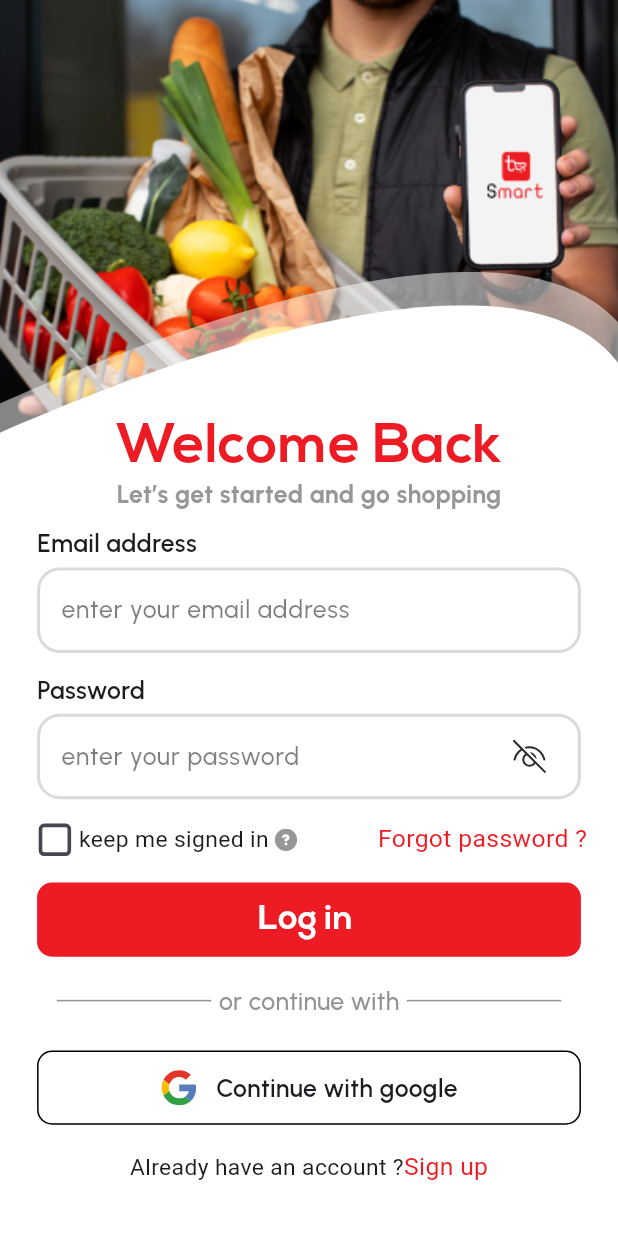
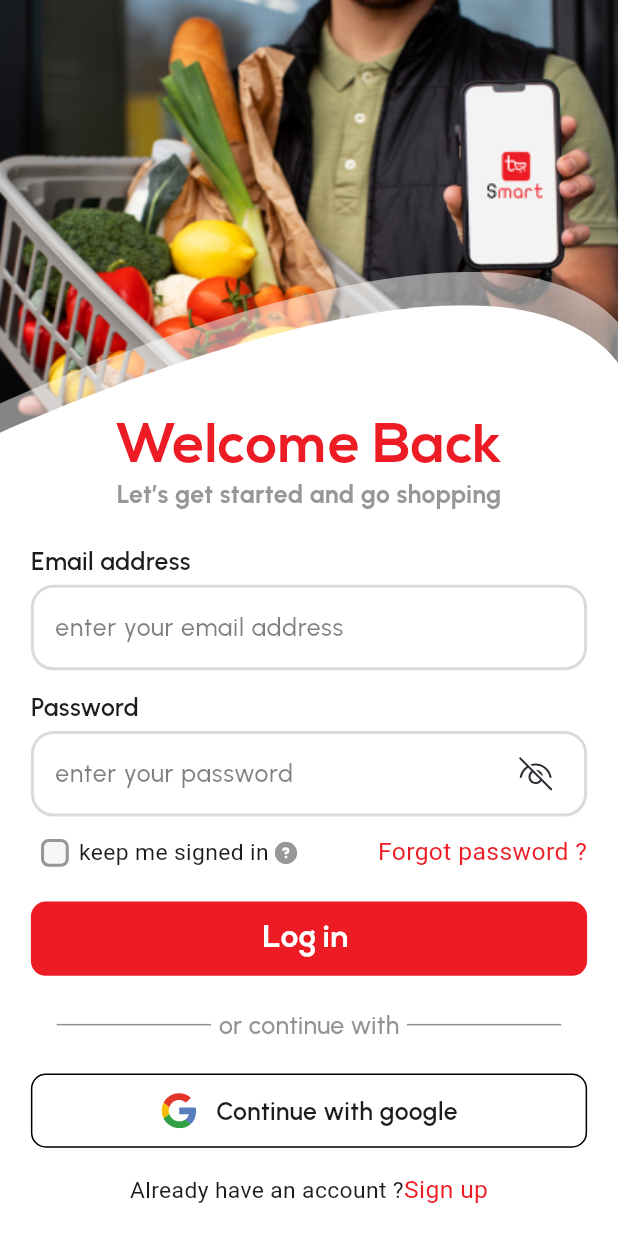
Before and after one commit to AmiraElrefaee/smart-mart-, a Flutter app: the screen it shows after launch, after a tap on "Next", after a tap on "Skip", on a phone screen of 412 x 824 dp. Run offline on Flutter 3.47's test engine with Material 3 defaults, Android fonts, the light colour scheme and no system bars; our stand-ins replace flutter_svg, font_awesome_flutter, go_router.

Commit message:
finsih modify the design to be responsive

```diff
--- a/lib/features/login/presentation/views/widgets/custom_botton.dart
+++ b/lib/features/login/presentation/views/widgets/custom_botton.dart
@@ -7,34 +7,31 @@ import '../../../../../utils/styles.dart';
 
 class CustomBotton extends StatelessWidget {
   const CustomBotton({super.key,
-    required this.top,
+
     required this.text,
     required this.background,
-    required this.colorText});
-final double top;
+    required this.colorText, required this.screenHeight, required this.screenWidth});
+  final double screenHeight;
+  final double screenWidth;
 final String text;
 final Color background;
 final Color colorText;
   @override
   Widget build(BuildContext context) {
-    return Positioned(
-      width: MediaQuery.of(context).size.width,
-      top: MediaQuery.of(context).size.height * top,
-      child: InkWell(
+    return InkWell(
       onTap: (){},
       child: Container(
           alignment: Alignment.center,
           height: MediaQuery.of(context).size.height * .06,
-            margin: EdgeInsets.all(MediaQuery.of(context).size.height * .03),
+
           decoration: BoxDecoration(
               color: background,
               borderRadius: BorderRadius.circular(10)
           ),
           child: Text(text, style:
           Styles.NexaBold24.copyWith(color: colorText,
-            fontSize: MediaQuery.of(context).size.width*.055
+          fontSize: MediaQuery.of(context).size.width*.05
           ),)),
-      ),
     );
   }
 }
--- a/lib/features/login/presentation/views/widgets/custom_check_box.dart
+++ b/lib/features/login/presentation/views/widgets/custom_check_box.dart
@@ -7,8 +7,9 @@ import 'custom_side_text.dart';
 import 'custom_text_botton.dart';
 
 class CustomCheckBox extends StatefulWidget {
-  const CustomCheckBox ({super.key});
-
+  const CustomCheckBox ({super.key, required this.screenHeight, required this.screenWidth});
+  final double screenHeight;
+  final double screenWidth;
   @override
   State<CustomCheckBox> createState() => _CustomCheckBoxState();
 }
@@ -17,29 +18,25 @@ class _CustomCheckBoxState extends State<CustomCheckBox> {
   bool isChecked=false;
   @override
   Widget build(BuildContext context) {
-    return  Positioned(
-    width: MediaQuery.of(context).size.width,
-  top: MediaQuery.of(context).size.height * .65,
-  child: Padding(
-  padding:  EdgeInsets.only(
-  right: MediaQuery.of(context).size.width*.05
-  ,left: MediaQuery.of(context).size.width*.05,
-      top:  MediaQuery.of(context).size.height*.01,
-    bottom:  MediaQuery.of(context).size.height*.09
-  ),
-  child: Row(
+    return  Row(
     mainAxisAlignment: MainAxisAlignment.center,
     children: [
     Transform.scale(
-    scale: 1.2,
+      scale: MediaQuery.of(context).size.width*.0025,
       child: Checkbox(
 
-      focusColor: kColor,
-      activeColor: kColor,
-      hoverColor: kColor,
-
+        side: BorderSide(
+          color: isChecked ? kColor : kcolor3, // Change border color
+          width: 2, // Border width
+        ),
+        fillColor: WidgetStateProperty.resolveWith((states) {
+          if (states.contains(WidgetState.selected)) {
+            return kColor; // Background when selected
+          }
+          return Color(0xffF7F7F7); // Background when unselected
+        }),
         shape: RoundedRectangleBorder( // Custom shape
-        borderRadius: BorderRadius.circular(3),
+          borderRadius: BorderRadius.circular(5),
         ),
         visualDensity: VisualDensity(horizontal: -4.0, vertical: -4.0),
       value: isChecked, // Current state of the checkbox
@@ -67,8 +64,6 @@ class _CustomCheckBoxState extends State<CustomCheckBox> {
 
       CustomTextBottom( text: 'Forgot password ?',)
 
-  ],),
-  ),
-  );
+    ],);
   }
 }
--- a/lib/features/login/presentation/views/widgets/custom_form.dart
+++ b/lib/features/login/presentation/views/widgets/custom_form.dart
@@ -2,17 +2,26 @@ import 'package:flutter/cupertino.dart';
 import 'package:flutter/material.dart';
 import 'package:flutter/widgets.dart';
 import 'package:font_awesome_flutter/font_awesome_flutter.dart';
+import 'package:smart_mart/features/login/presentation/views/widgets/section_bottons.dart';
+import 'package:smart_mart/features/login/presentation/views/widgets/section_google_botton.dart';
+import 'package:smart_mart/features/login/presentation/views/widgets/separate_line_section.dart';
 import 'package:smart_mart/features/login/presentation/views/widgets/side_title_section.dart';
 import 'package:smart_mart/utils/styles.dart';
 
+import '../../../../../const.dart';
+import 'custom_botton.dart';
+import 'custom_check_box.dart';
+import 'custom_side_text.dart';
+import 'custom_text_botton.dart';
 import 'custom_text_form_field_password.dart';
 import 'custom_text_form_filed.dart';
 
 class CustomForm extends StatefulWidget {
   const CustomForm({
-    super.key,
+    super.key, required this.screenHeight, required this.screenWidth,
   });
-
+  final double screenHeight;
+  final double screenWidth;
   @override
   State<CustomForm> createState() => _addNoteFormState();
 }
@@ -24,11 +33,7 @@ class _addNoteFormState extends State<CustomForm> {
   String ?title, subTitle;
 
   Widget build(BuildContext context) {
-    return Positioned(
-
-      width: MediaQuery.of(context).size.width,
-      top: MediaQuery.of(context).size.height * .425,
-      child: Form(
+    return Form(
       key: formKey,
       autovalidateMode: autovalidateMode,
       child: Column(
@@ -39,8 +44,6 @@ class _addNoteFormState extends State<CustomForm> {
 
           Padding(
             padding:   EdgeInsets.only(
-                  right: MediaQuery.of(context).size.width*.06
-                  ,left: MediaQuery.of(context).size.width*.06,
                 bottom: MediaQuery.of(context).size.width*.03
             ),
             child: CustomTextFormFiled(
@@ -57,8 +60,7 @@ class _addNoteFormState extends State<CustomForm> {
 
           Padding(
             padding:  EdgeInsets.only(
-                  right: MediaQuery.of(context).size.width*.06
-                  ,left: MediaQuery.of(context).size.width*.06,
+
 
             ),
             child: CustomTextFieldPassWord(
@@ -70,11 +72,9 @@ class _addNoteFormState extends State<CustomForm> {
 
             ),
           ),
-
-
-
-
-
+          SizedBox(
+            height: widget.screenHeight*.01,
+          ),
 
           // BlocBuilder<AddNoteCubit, AddNoteState>(
           //   builder: (context, state) {
@@ -98,7 +98,6 @@ class _addNoteFormState extends State<CustomForm> {
 
         ],
       ),
-      ),
     );
   }
 
--- a/lib/features/login/presentation/views/widgets/custom_title.dart
+++ b/lib/features/login/presentation/views/widgets/custom_title.dart
@@ -4,14 +4,14 @@ import '../../../../../const.dart';
 import '../../../../../utils/styles.dart';
 
 class CustomTitle extends StatelessWidget {
-  const CustomTitle({super.key});
-
+  const CustomTitle({super.key, required this.screenHeight, required this.screenWidth});
+  final double screenHeight;
+  final double screenWidth;
   @override
   Widget build(BuildContext context) {
     return Positioned(
        // This ensures the widget rebuilds and triggers animation
-      width: MediaQuery.of(context).size.width,
-      top: MediaQuery.of(context).size.height * .34,
+
       child: Column(
         children: [
           Text(
--- a/lib/features/login/presentation/views/widgets/login_view_body.dart
+++ b/lib/features/login/presentation/views/widgets/login_view_body.dart
@@ -20,29 +20,70 @@ class LoginViewBody extends StatelessWidget {
   @override
   Widget build(BuildContext context) {
     final double screenHeight = MediaQuery.of(context).size.height;
+    final double screenWidth = MediaQuery.of(context).size.width;
     return SingleChildScrollView(
       child: SizedBox(
         height: screenHeight,
+        width: screenWidth,
         child: Stack(children: [
           CustomBackground(),
-          CustomTitle(),
+          Positioned
+            (
+              width: screenWidth,
+              top: screenHeight* .34,
+              child: Padding(
+                padding:  EdgeInsets.only(
+                  right: MediaQuery.of(context).size.width*.05
+                  ,left: MediaQuery.of(context).size.width*.05,),
+                child: Column(
+                  crossAxisAlignment: CrossAxisAlignment.center,
+                  children: [
 
-          CustomForm(),
-          CustomCheckBox(),
-          // SectionBottons(),
+                  CustomTitle(
+                    screenHeight: screenHeight,
+                    screenWidth: screenWidth,
+                  ),
+                    SizedBox(
+                      height: screenHeight*.025,
+                    ),
+                    CustomForm(
+                      screenHeight: screenHeight,
+                      screenWidth: screenWidth,
+                    ),
+                    CustomCheckBox(
+                      screenWidth: screenWidth,
+                      screenHeight: screenHeight,
+                    ),
+
+                    SizedBox(
+                      height:screenHeight*.02,
+                    ),
+
                     CustomBotton(
-            top: .684,
+                      screenHeight: screenHeight*.7,
+                      screenWidth: screenWidth,
                       background: kColor,
                       colorText: Colors.white,
                       text: 'Log in ',
                     ),
-          SeparateLineSection(),
-          SectionGoogleBotton(),
-
-          Positioned(
-              top: MediaQuery.of(context).size.height*.93,
-              width: MediaQuery.of(context).size.width,
-              child: Row(
+                    SizedBox(
+                      height: screenHeight*.025,
+                    ),
+                    SeparateLineSection(
+                      screenHeight: screenHeight,
+                      screenWidth: screenWidth,
+                    ),
+                    SizedBox(
+                      height: screenHeight*.025,
+                    ),
+                    SectionGoogleBotton(
+                      screenHeight: screenHeight,
+                      screenWidth: screenWidth,
+                    ),
+                    SizedBox(
+                      height: screenHeight*.02,
+                    ),
+                    Row(
                       mainAxisAlignment: MainAxisAlignment.center,
                       children: [
                         CustomSideText(text: 'Already have an account ?',),
@@ -50,8 +91,11 @@ class LoginViewBody extends StatelessWidget {
                         CustomTextBottom(
                           text: 'Sign up',
                         ),
-                ],
-              ))
+                      ],),
+
+
+                          ],),
+              )),
         ],),
       ),
     );
--- a/lib/features/login/presentation/views/widgets/section_bottons.dart
+++ b/lib/features/login/presentation/views/widgets/section_bottons.dart
@@ -1,45 +1,61 @@
-import 'package:flutter/cupertino.dart';
-import 'package:flutter/material.dart';
-import 'package:smart_mart/features/login/presentation/views/widgets/section_google_botton.dart';
-import 'package:smart_mart/features/login/presentation/views/widgets/separate_line_section.dart';
-
-import '../../../../../const.dart';
-import 'custom_botton.dart';
-import 'custom_check_box.dart';
-import 'custom_side_text.dart';
-import 'custom_text_botton.dart';
-
-class SectionBottons extends StatelessWidget {
-  const SectionBottons({super.key});
-
-  @override
-  Widget build(BuildContext context) {
-    return Positioned(
-      top: MediaQuery.of(context).size.height*.67,
-      width: MediaQuery.of(context).size.width ,
-      child: Column(
-        children: [
-        CustomCheckBox(),
-        CustomBotton(
-          top: .675,
-          background: kColor,
-          colorText: Colors.white,
-          text: 'Log in ',
-        ),
-        SeparateLineSection(),
-        SectionGoogleBotton(),
-        Row(
-          mainAxisAlignment: MainAxisAlignment.center,
-          children: [
-            CustomSideText(text: 'Already have an account ?',),
-
-            CustomTextBottom(
-              text: 'Sign up',
-            ),
-          ],
-        ),
-
-      ],),
-    );
-  }
-}
+// import 'package:flutter/cupertino.dart';
+// import 'package:flutter/material.dart';
+// import 'package:smart_mart/features/login/presentation/views/widgets/section_google_botton.dart';
+// import 'package:smart_mart/features/login/presentation/views/widgets/separate_line_section.dart';
+//
+// import '../../../../../const.dart';
+// import 'custom_botton.dart';
+// import 'custom_check_box.dart';
+// import 'custom_side_text.dart';
+// import 'custom_text_botton.dart';
+//
+// class SectionBottons extends StatelessWidget {
+//   const SectionBottons({super.key, required this.screenWidth, required this.screenHeight});
+// final double screenWidth;
+// final double screenHeight;
+//   @override
+//   Widget build(BuildContext context) {
+//     return Column(
+//       children: [
+//       CustomCheckBox(
+//       screenWidth: screenWidth,
+//       screenHeight: screenHeight,
+//     ),
+//     SizedBox(
+//       height:screenHeight*.02,
+//     ),
+//     CustomBotton(
+//       screenHeight: screenHeight*.7,
+//       screenWidth: screenWidth,
+//       background: kColor,
+//       colorText: Colors.white,
+//       text: 'Log in ',
+//     ),
+//     SizedBox(
+//       height: screenHeight*.03,
+//     ),
+//     SeparateLineSection(
+//       screenHeight: screenHeight,
+//       screenWidth: screenWidth,
+//     ),
+//     SizedBox(
+//       height: screenHeight*.02,
+//     ),
+//     SectionGoogleBotton(
+//       screenHeight: screenHeight,
+//       screenWidth: screenWidth,
+//     ),
+//
+//     Row(
+//         mainAxisAlignment: MainAxisAlignment.center,
+//         children: [
+//           CustomSideText(text: 'Already have an account ?',),
+//
+//           CustomTextBottom(
+//             text: 'Sign up',
+//           ),
+//         ],)
+//
+//         ,]);
+//   }
+// }
--- a/lib/features/login/presentation/views/widgets/section_google_botton.dart
+++ b/lib/features/login/presentation/views/widgets/section_google_botton.dart
@@ -6,19 +6,17 @@ import '../../../../../const.dart';
 import '../../../../../utils/styles.dart';
 
 class SectionGoogleBotton extends StatelessWidget {
-  const SectionGoogleBotton({super.key,});
-
+  const SectionGoogleBotton({super.key, required this.screenHeight, required this.screenWidth,});
+  final double screenHeight;
+  final double screenWidth;
   @override
   Widget build(BuildContext context) {
-    return Positioned(
-      width: MediaQuery.of(context).size.width,
-      top: MediaQuery.of(context).size.height * .82,
-      child: InkWell(
+    return InkWell(
       onTap: (){},
       child: Container(
           alignment: Alignment.center,
           height: MediaQuery.of(context).size.height * .06,
-            margin: EdgeInsets.all(MediaQuery.of(context).size.height * .03),
+
           decoration: BoxDecoration(
             border: Border.all(
               color: Colors.black,
@@ -43,7 +41,6 @@ class SectionGoogleBotton extends StatelessWidget {
               ),),
             ],
           )),
-      ),
     );
   }
 }
--- a/lib/features/login/presentation/views/widgets/separate_line_section.dart
+++ b/lib/features/login/presentation/views/widgets/separate_line_section.dart
@@ -4,21 +4,18 @@ import 'package:smart_mart/const.dart';
 import 'package:smart_mart/utils/styles.dart';
 
 class SeparateLineSection extends StatelessWidget {
-  const SeparateLineSection({super.key});
-
+  const SeparateLineSection({super.key, required this.screenHeight, required this.screenWidth});
+  final double screenHeight;
+  final double screenWidth;
   @override
   Widget build(BuildContext context) {
-    return Positioned(
-      width: MediaQuery.of(context).size.width,
-      top: MediaQuery.of(context).size.height * .795,
-
-      child: Row(
+    return Row(
       mainAxisAlignment: MainAxisAlignment.center,
       children: [
       Container(
         alignment: Alignment.center,
         padding:  EdgeInsets.only(
-              left :MediaQuery.of(context).size.width * .03,
+
             right: MediaQuery.of(context).size.width * .03
         ),
         color: ksecodaryColor,
@@ -39,14 +36,13 @@ class SeparateLineSection extends StatelessWidget {
           alignment: Alignment.center,
           padding:  EdgeInsets.only(
               left :MediaQuery.of(context).size.width * .03,
-                right: MediaQuery.of(context).size.width * .03
+
           ),
           color:ksecodaryColor,
           width: MediaQuery.of(context).size.width *.25 ,
           height: 1,
         ),
 
-      ],),
-    );
+    ],);
   }
 }
--- a/lib/features/login/presentation/views/widgets/side_title_section.dart
+++ b/lib/features/login/presentation/views/widgets/side_title_section.dart
@@ -10,9 +10,7 @@ class SideTitleSection extends StatelessWidget {
   @override
   Widget build(BuildContext context) {
     return Padding(
-      padding:  EdgeInsets.only(left:MediaQuery.of(context).size.width*.06 ,
-          bottom: MediaQuery.of(context).size.width*.01
-      ),
+      padding:  EdgeInsets.only(bottom:  MediaQuery.of(context).size.width*.01),
       child: Text(text,style: Styles.Urbanist15.copyWith(
           fontWeight: FontWeight.w600,
           fontSize: MediaQuery.of(context).size.width*.04
```
Lines whose indentation alone changed are shown as unchanged.
